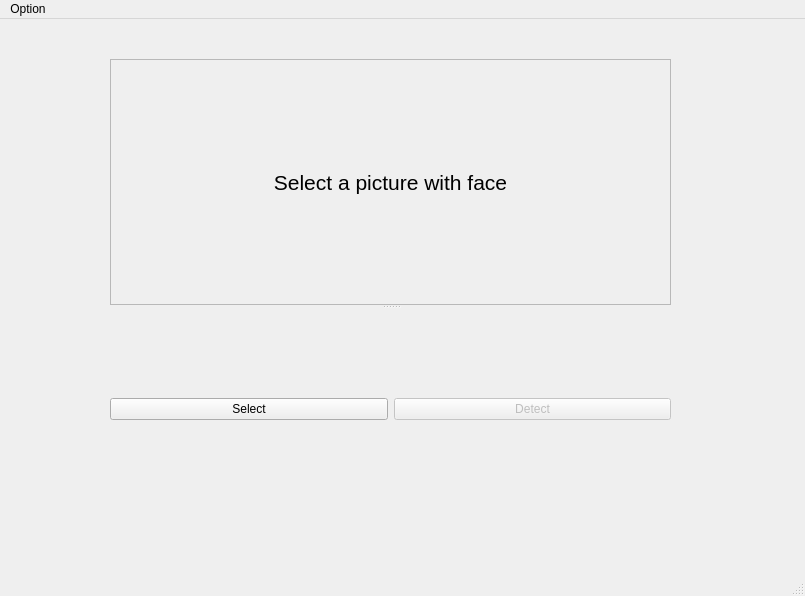
ShallCanyon/Another_terrible_face_detector, file PictureUI.ui: the form before one commit.
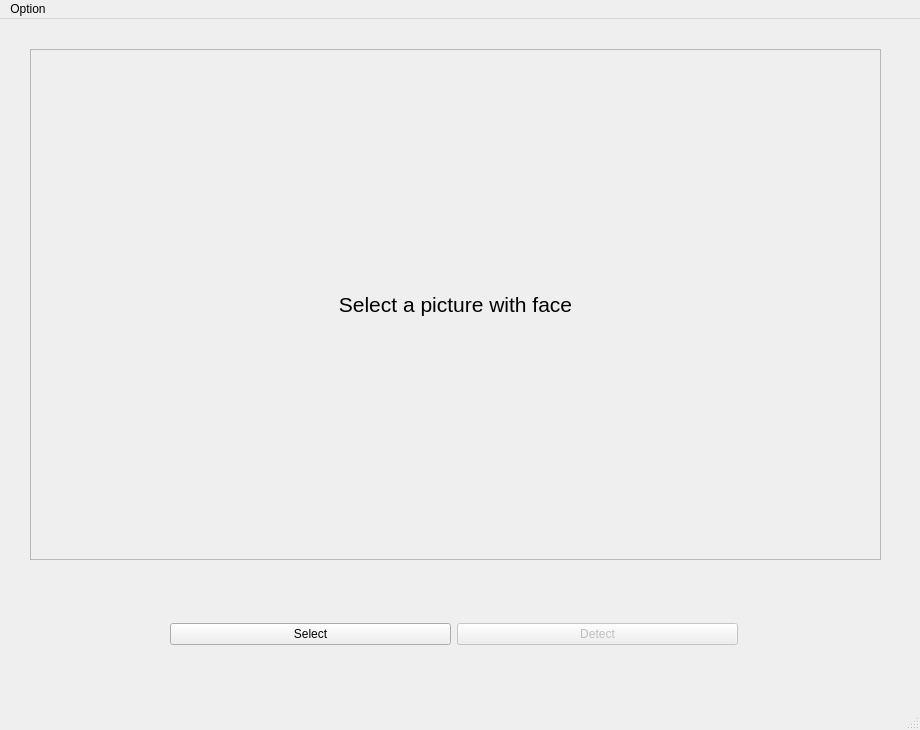
The form after the commit.

Commit message: almost complete the picture part, add parent class-FaceFunctions

Diff of the .ui file:
```diff
--- a/PictureUI.ui
+++ b/PictureUI.ui
@@ -6,27 +6,58 @@
    <rect>
     <x>0</x>
     <y>0</y>
-    <width>805</width>
-    <height>596</height>
+    <width>920</width>
+    <height>730</height>
    </rect>
   </property>
   <property name="windowTitle">
    <string>Picture Face Detector</string>
   </property>
   <widget class="QWidget" name="centralwidget">
-   <widget class="QSplitter" name="splitter">
+   <widget class="QWidget" name="layoutWidget">
     <property name="geometry">
      <rect>
-      <x>110</x>
-      <y>40</y>
-      <width>561</width>
-      <height>451</height>
+      <x>170</x>
+      <y>600</y>
+      <width>568</width>
+      <height>31</height>
      </rect>
     </property>
-    <property name="orientation">
-     <enum>Qt::Vertical</enum>
-    </property>
+    <layout class="QHBoxLayout" name="horizontalLayout">
+     <item>
+      <widget class="QPushButton" name="btn_sel">
+       <property name="text">
+        <string>Select</string>
+       </property>
+      </widget>
+     </item>
+     <item>
+      <widget class="QPushButton" name="btn_detect">
+       <property name="enabled">
+        <bool>false</bool>
+       </property>
+       <property name="text">
+        <string>Detect</string>
+       </property>
+      </widget>
+     </item>
+    </layout>
+   </widget>
     <widget class="QLabel" name="label_pic">
+    <property name="geometry">
+     <rect>
+      <x>30</x>
+      <y>30</y>
+      <width>851</width>
+      <height>511</height>
+     </rect>
+    </property>
+    <property name="sizePolicy">
+     <sizepolicy hsizetype="Preferred" vsizetype="Preferred">
+      <horstretch>0</horstretch>
+      <verstretch>0</verstretch>
+     </sizepolicy>
+    </property>
      <property name="font">
       <font>
        <pointsize>16</pointsize>
@@ -51,35 +82,13 @@
       <set>Qt::AlignCenter</set>
      </property>
     </widget>
-    <widget class="QWidget" name="">
-     <layout class="QHBoxLayout" name="horizontalLayout">
-      <item>
-       <widget class="QPushButton" name="btn_sel">
-        <property name="text">
-         <string>Select</string>
-        </property>
-       </widget>
-      </item>
-      <item>
-       <widget class="QPushButton" name="btn_detect">
-        <property name="enabled">
-         <bool>false</bool>
-        </property>
-        <property name="text">
-         <string>Detect</string>
-        </property>
-       </widget>
-      </item>
-     </layout>
-    </widget>
-   </widget>
   </widget>
   <widget class="QMenuBar" name="menubar">
    <property name="geometry">
     <rect>
      <x>0</x>
      <y>0</y>
-     <width>805</width>
+     <width>920</width>
      <height>26</height>
     </rect>
    </property>
```
Lines whose indentation alone changed are shown as unchanged. The commit also changes 8 other files.
